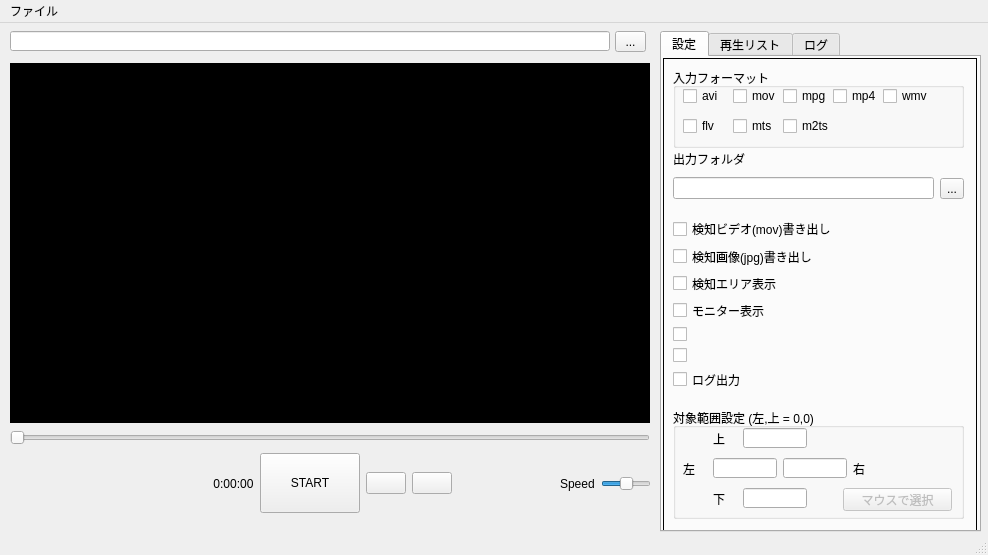
First picture: the form in video_detectUI.ui, repository tmizu23/video_detect, before the edit.
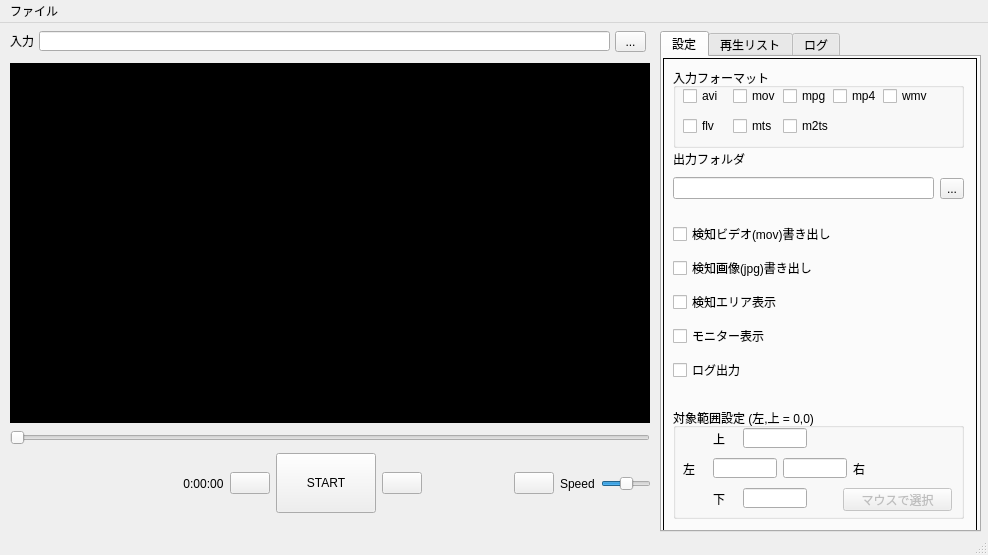
Second picture: the form after the edit. Icons and pictures are not drawn.

Patch:
```diff
--- a/video_detectUI.ui
+++ b/video_detectUI.ui
@@ -101,20 +101,6 @@
           </property>
          </widget>
         </item>
-        <item>
-         <widget class="QCheckBox" name="writegraph_checkBox">
-          <property name="text">
-           <string/>
-          </property>
-         </widget>
-        </item>
-        <item>
-         <widget class="QCheckBox" name="plotgraph_checkBox">
-          <property name="text">
-           <string/>
-          </property>
-         </widget>
-        </item>
         <item>
          <widget class="QCheckBox" name="verbose_checkBox">
           <property name="text">
@@ -543,15 +529,15 @@
     </property>
     <property name="geometry">
      <rect>
-      <x>10</x>
+      <x>39</x>
       <y>8</y>
-      <width>600</width>
+      <width>571</width>
       <height>20</height>
      </rect>
     </property>
     <property name="minimumSize">
      <size>
-      <width>600</width>
+      <width>500</width>
       <height>0</height>
      </size>
     </property>
@@ -561,12 +547,18 @@
       <height>16777215</height>
      </size>
     </property>
+    <property name="text">
+     <string/>
+    </property>
     <property name="frame">
      <bool>true</bool>
     </property>
     <property name="readOnly">
      <bool>true</bool>
     </property>
+    <property name="placeholderText">
+     <string/>
+    </property>
    </widget>
    <widget class="QWidget" name="layoutWidget">
     <property name="geometry">
@@ -623,6 +615,20 @@
        </property>
       </widget>
      </item>
+     <item>
+      <widget class="QPushButton" name="previousvideoButton">
+       <property name="toolTip">
+        <string>前のビデオ</string>
+       </property>
+       <property name="text">
+        <string/>
+       </property>
+       <property name="icon">
+        <iconset resource="video_detect.qrc">
+         <normaloff>:/newPrefix/leftarrow114.png</normaloff>:/newPrefix/leftarrow114.png</iconset>
+       </property>
+      </widget>
+     </item>
      <item>
       <widget class="QPushButton" name="playButton">
        <property name="minimumSize">
@@ -648,6 +654,33 @@
        </property>
       </widget>
      </item>
+     <item>
+      <widget class="QPushButton" name="nextvideoButton">
+       <property name="toolTip">
+        <string>次のビデオ</string>
+       </property>
+       <property name="text">
+        <string/>
+       </property>
+       <property name="icon">
+        <iconset resource="video_detect.qrc">
+         <normaloff>:/newPrefix/right arrow114.png</normaloff>:/newPrefix/right arrow114.png</iconset>
+       </property>
+      </widget>
+     </item>
+     <item>
+      <spacer name="horizontalSpacer_2">
+       <property name="orientation">
+        <enum>Qt::Horizontal</enum>
+       </property>
+       <property name="sizeHint" stdset="0">
+        <size>
+         <width>40</width>
+         <height>20</height>
+        </size>
+       </property>
+      </spacer>
+     </item>
      <item>
       <widget class="QPushButton" name="nextframeButton">
        <property name="toolTip">
@@ -663,33 +696,6 @@
        </property>
       </widget>
      </item>
-     <item>
-      <widget class="QPushButton" name="nextvideoButton">
-       <property name="toolTip">
-        <string>next video</string>
-       </property>
-       <property name="text">
-        <string/>
-       </property>
-       <property name="icon">
-        <iconset resource="video_detect.qrc">
-         <normaloff>:/newPrefix/right arrow114.png</normaloff>:/newPrefix/right arrow114.png</iconset>
-       </property>
-      </widget>
-     </item>
-     <item>
-      <spacer name="horizontalSpacer_2">
-       <property name="orientation">
-        <enum>Qt::Horizontal</enum>
-       </property>
-       <property name="sizeHint" stdset="0">
-        <size>
-         <width>40</width>
-         <height>20</height>
-        </size>
-       </property>
-      </spacer>
-     </item>
      <item>
       <widget class="QLabel" name="label_2">
        <property name="text">
@@ -732,6 +738,19 @@
       <normaloff>:/newPrefix/folder265.png</normaloff>:/newPrefix/folder265.png</iconset>
     </property>
    </widget>
+   <widget class="QLabel" name="label_7">
+    <property name="geometry">
+     <rect>
+      <x>10</x>
+      <y>10</y>
+      <width>31</width>
+      <height>16</height>
+     </rect>
+    </property>
+    <property name="text">
+     <string>入力 </string>
+    </property>
+   </widget>
   </widget>
   <widget class="QMenuBar" name="menubar">
    <property name="geometry">
```
Left out of the diff: 16 changed lines with no effect on the pictures.
